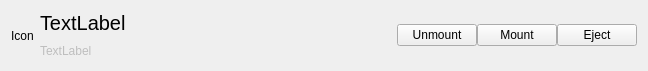
This is application/diskPanes/overviewdiskpane.ui in theCheeseboard/theFrisbee as Qt 5 draws it before an edit. The edited form follows.
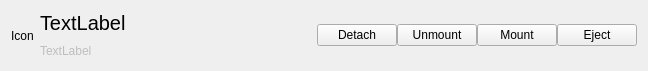
This is the edited form. Icons and pictures are not drawn.

The edit to the form file:
```diff
--- a/application/diskPanes/overviewdiskpane.ui
+++ b/application/diskPanes/overviewdiskpane.ui
@@ -58,6 +58,16 @@
      <property name="spacing">
       <number>0</number>
      </property>
+     <item>
+      <widget class="QPushButton" name="detachButton">
+       <property name="text">
+        <string>Detach</string>
+       </property>
+       <property name="icon">
+        <iconset theme="media-eject"/>
+       </property>
+      </widget>
+     </item>
      <item>
       <widget class="QPushButton" name="unmountButton">
        <property name="text">
```
Left out of the diff: 6 changed lines with no effect on the pictures.
